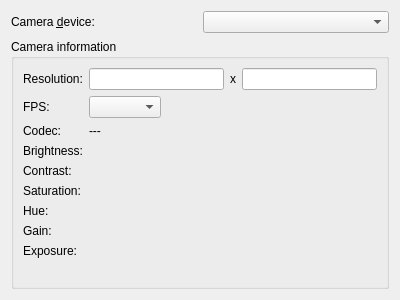
Qt form plugins/webcamplugin/webcampreferences.ui (FreeHealth/freehealth) before a commit.
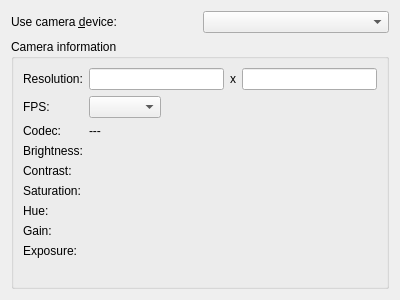
The same form after that commit.

What changed in the file:
```diff
--- a/plugins/webcamplugin/webcampreferences.ui
+++ b/plugins/webcamplugin/webcampreferences.ui
@@ -19,7 +19,7 @@
      <item>
       <widget class="QLabel" name="label">
        <property name="text">
-        <string>Camera &amp;device:</string>
+        <string>Use camera &amp;device:</string>
        </property>
        <property name="buddy">
         <cstring>devicesCombo</cstring>
```
Left out of the diff: 2 changed lines with no effect on the pictures.
